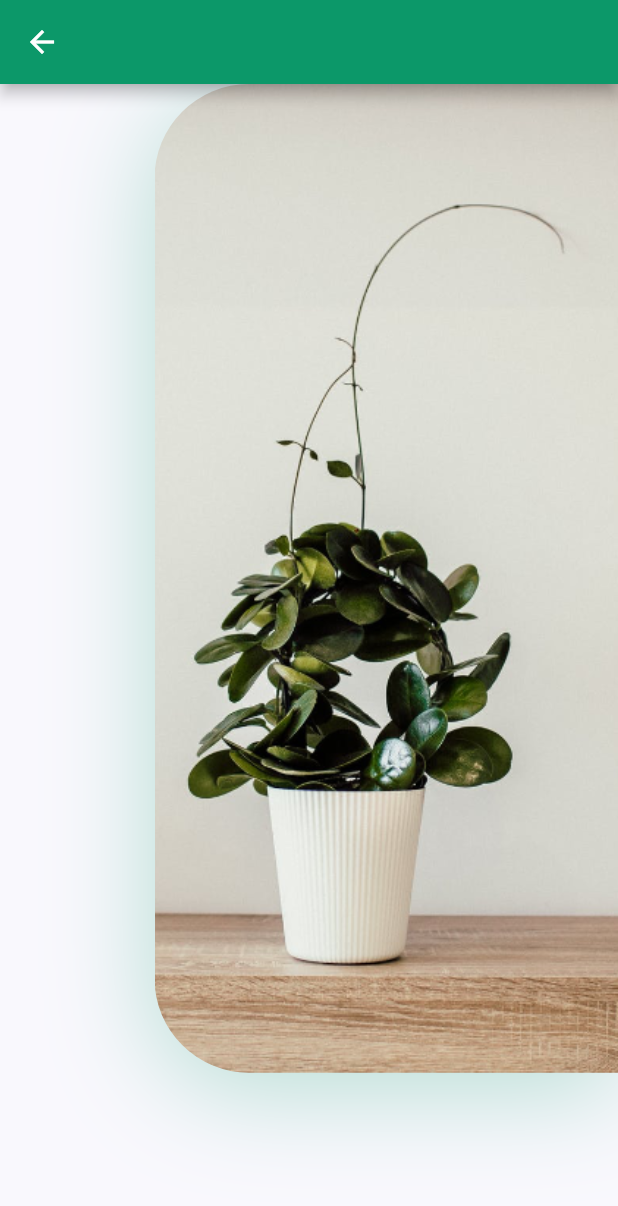
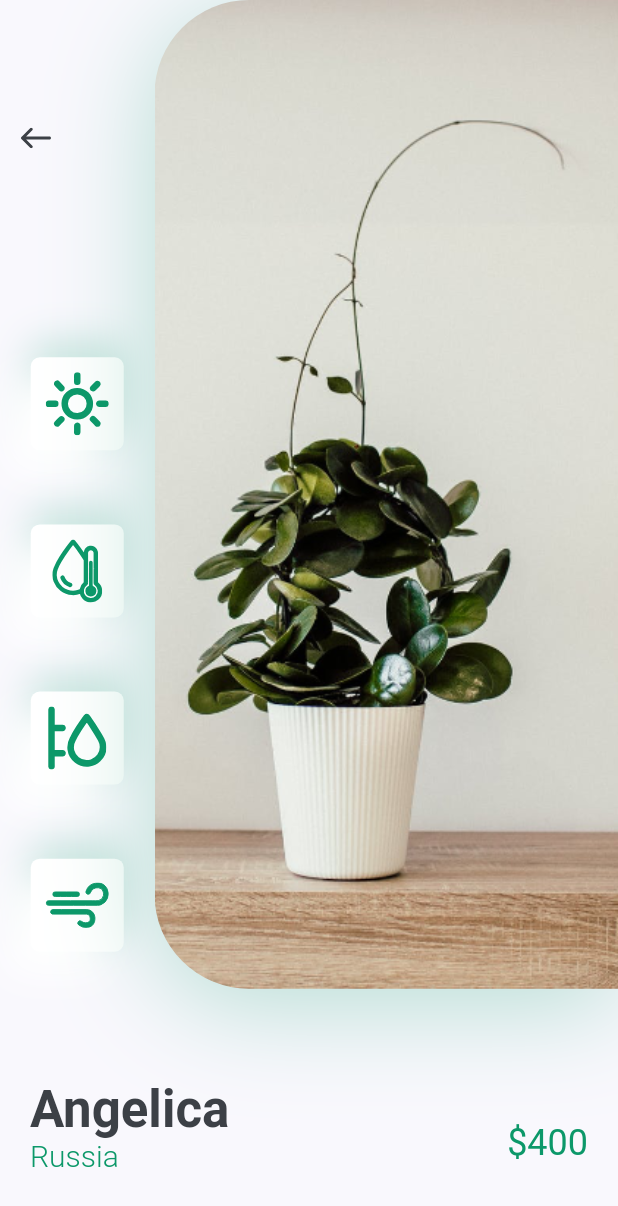
Before and after one commit to ilkinvaliyev/plant_app, a Flutter app: the screen it shows after launch, after a tap on an icon or button, on a phone screen of 412 x 824 dp. Shown: the top 1206 px of the screen. Run offline on Flutter 3.47's test engine with Material 2 defaults, Android fonts, the phone set to English and light mode, and no system bars; our stand-ins replace flutter_svg.

```diff
--- a/lib/screens/details/components/body.dart
+++ b/lib/screens/details/components/body.dart
@@ -1,42 +1,48 @@
 import 'package:flutter/material.dart';
 import 'package:plant_app/constants.dart';
+import 'package:plant_app/screens/details/components/image_and_icons_card.dart';
+import 'package:plant_app/screens/details/components/title_and_price.dart';
 
 class Body extends StatelessWidget {
   @override
   Widget build(BuildContext context) {
     Size size = MediaQuery.of(context).size;
-    return Column(
-      children: <Widget>[
-        Row(
-          children: <Widget>[
-            Expanded(
-              child: Column(),
-            ),
-            Container(
-              height: size.height * 0.8,
-              width: size.width * 0.75,
-              decoration: BoxDecoration(
-                borderRadius: BorderRadius.only(
-                  topLeft: Radius.circular(63),
-                  bottomLeft: Radius.circular(63),
-                ),
-                boxShadow: [
-                  BoxShadow(
-                    offset: Offset(0,10),
-                    blurRadius: 60,
-                    color: kPrimaryColor.withOpacity(0.29)
-                  )
-                ],
-                image: DecorationImage(
-                  alignment: Alignment.centerLeft,
-                  fit: BoxFit.cover,
-                  image: AssetImage("assets/images/img.png")
+    return SingleChildScrollView(
+      child: Column(
+        children: <Widget>[
+          ImageAndIconsCard(size: size),
+          TitleAndPrice(
+            title: "Angelica",
+            country: "Russia",
+            price: 400,
+          ),
+          SizedBox(height: kDefaultPadding,),
+          Row(
+            children: <Widget>[
+              SizedBox(
+                width: size.width / 2,
+                height: 84,
+                child: FlatButton(
+                  shape: RoundedRectangleBorder(borderRadius: BorderRadius.only(
+                    topRight: Radius.circular(20),
+                  )),
+                  color: kPrimaryColor,
+                  onPressed: (){
+
+                  },
+                  child: Text("İndi al", style: TextStyle(
+                    color: Colors.white,
+                    fontSize: 16
+                  ),),
                 )
               ),
-            )
-          ],
-        )
-      ],
+              Expanded(child: FlatButton(
+                child: Text("Məhsul Haqqında"),
+              ))
+            ],
+          ),
+        ],
+      ),
     );
   }
 }
--- a/lib/screens/details/components/details_screen.dart
+++ b/lib/screens/details/components/details_screen.dart
@@ -5,9 +5,6 @@ class DetailsScreen extends StatelessWidget {
   @override
   Widget build(BuildContext context) {
     return Scaffold(
-      appBar: AppBar(
-
-      ),
       body: Body(),
     );
   }
--- /dev/null
+++ b/lib/screens/details/components/icon_card.dart
@@ -0,0 +1,36 @@
+import 'package:flutter/material.dart';
+import 'package:flutter_svg/flutter_svg.dart';
+import 'package:plant_app/constants.dart';
+
+
+
+class IconCard extends StatelessWidget {
+  const IconCard({
+    Key key, this.icon,
+  }) : super(key: key);
+
+  final String icon;
+
+  @override
+  Widget build(BuildContext context) {
+    Size size = MediaQuery.of(context).size;
+    return Container(
+      margin: EdgeInsets.symmetric(vertical: size.height * 0.03),
+      padding: EdgeInsets.all(kDefaultPadding / 2),
+      height: 62,
+      width: 62,
+      decoration: BoxDecoration(
+          color: Colors.white,
+          borderRadius: BorderRadius.circular(6),
+          boxShadow: [
+            BoxShadow(
+                offset: Offset(0, -10),
+                blurRadius: 22,
+                color: kPrimaryColor.withOpacity(0.22)),
+            BoxShadow(
+                offset: Offset(-15, 15), blurRadius: 20, color: Colors.white)
+          ]),
+      child: SvgPicture.asset("assets/icons/$icon"),
+    );
+  }
+}
--- /dev/null
+++ b/lib/screens/details/components/image_and_icons_card.dart
@@ -0,0 +1,70 @@
+import 'package:flutter/material.dart';
+import 'package:flutter_svg/flutter_svg.dart';
+import 'package:plant_app/constants.dart';
+import 'package:plant_app/screens/details/components/icon_card.dart';
+
+
+class ImageAndIconsCard extends StatelessWidget {
+  const ImageAndIconsCard({
+    Key key,
+    @required this.size,
+  }) : super(key: key);
+
+  final Size size;
+
+  @override
+  Widget build(BuildContext context) {
+    return Padding(
+      padding: const EdgeInsets.only(
+        bottom: kDefaultPadding * 3,
+      ),
+      child: SizedBox(
+        height: size.height * 0.8,
+        child: Row(
+          children: <Widget>[
+            Expanded(
+              child: Column(
+                children: <Widget>[
+                  Align(
+                    alignment: Alignment.topLeft,
+                    child: IconButton(
+                        padding: const EdgeInsets.symmetric(
+                            vertical: kDefaultPadding * 4),
+                        icon: SvgPicture.asset("assets/icons/back_arrow.svg"),
+                        onPressed: () {
+                          Navigator.pop(context);
+                        }),
+                  ),
+                  Spacer(),
+                  IconCard(icon: "sun.svg",),
+                  IconCard(icon: "icon_2.svg",),
+                  IconCard(icon: "icon_3.svg",),
+                  IconCard(icon: "icon_4.svg",),
+                ],
+              ),
+            ),
+            Container(
+              height: size.height * 0.8,
+              width: size.width * 0.75,
+              decoration: BoxDecoration(
+                  borderRadius: BorderRadius.only(
+                    topLeft: Radius.circular(63),
+                    bottomLeft: Radius.circular(63),
+                  ),
+                  boxShadow: [
+                    BoxShadow(
+                        offset: Offset(0, 10),
+                        blurRadius: 60,
+                        color: kPrimaryColor.withOpacity(0.29))
+                  ],
+                  image: DecorationImage(
+                      alignment: Alignment.centerLeft,
+                      fit: BoxFit.cover,
+                      image: AssetImage("assets/images/img.png"))),
+            )
+          ],
+        ),
+      ),
+    );
+  }
+}
--- /dev/null
+++ b/lib/screens/details/components/title_and_price.dart
@@ -0,0 +1,43 @@
+import 'package:flutter/material.dart';
+import 'package:plant_app/constants.dart';
+
+
+class TitleAndPrice extends StatelessWidget {
+  const TitleAndPrice({
+    Key key, this.title, this.country, this.price,
+  }) : super(key: key);
+
+  final String title, country;
+  final int price;
+
+  @override
+  Widget build(BuildContext context) {
+    return Padding(
+      padding: const EdgeInsets.symmetric(horizontal: kDefaultPadding),
+      child: Row(
+        children: <Widget>[
+          RichText(
+            text: TextSpan(
+                children: [
+                  TextSpan(
+                    text: "$title\n",
+                    style: Theme.of(context).textTheme.headline4.copyWith(color: kTextColor, fontWeight: FontWeight.bold),
+                  ),
+                  TextSpan(
+                      text: "$country\n",
+                      style: TextStyle(
+                          fontSize: 20,
+                          color: kPrimaryColor,
+                          fontWeight: FontWeight.w300
+                      )
+                  ),
+                ]
+            ),
+          ),
+          Spacer(),
+          Text("\$$price", style: Theme.of(context).textTheme.headline5.copyWith(color: kPrimaryColor),)
+        ],
+      ),
+    );
+  }
+}
--- a/lib/screens/home/components/recommend_plants.dart
+++ b/lib/screens/home/components/recommend_plants.dart
@@ -20,7 +20,7 @@ class RecommendPlants extends StatelessWidget {
             country: "RUSSIA",
             price: 440,
             press: (){
-              Navigator.of(context).push(MaterialPageRoute(builder: (context)=>DetailsScreen()));
+              Navigator.push(context, MaterialPageRoute(builder: (context) => DetailsScreen()));
             },
           ),
           RecomendPlantCard(
```
